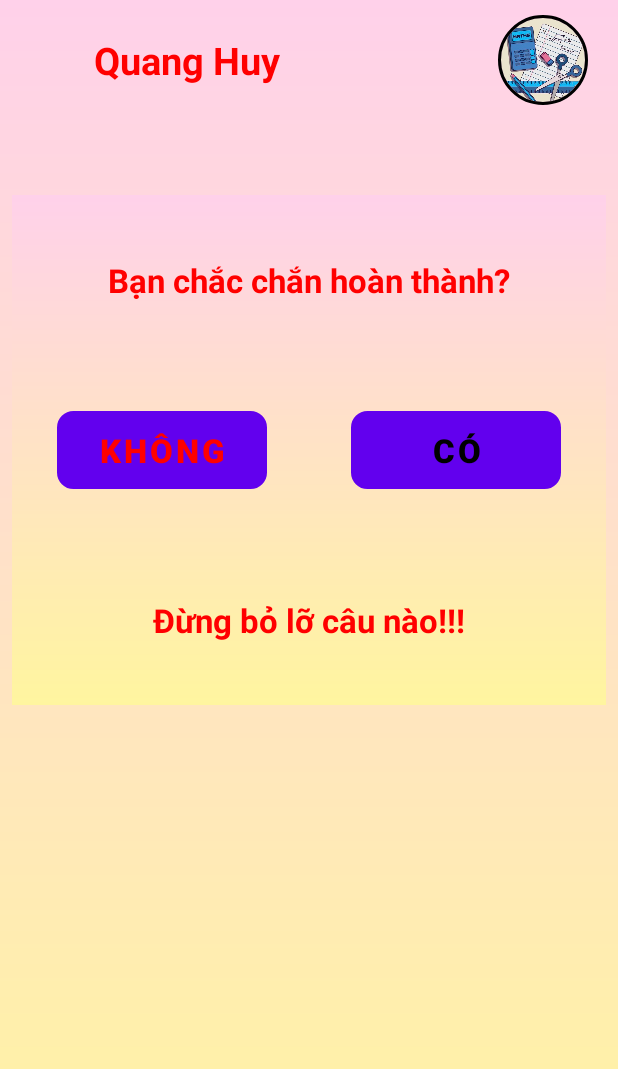
After one commit to DOANCONGPHU/KnowItAll, an Android app: the layout first_complete_layout.xml on its own in the app's theme, with its tools: preview values and no code run, on a phone screen of 412 x 824 dp. The commit adds this screen. Shown: the top 1069 px of the screen. Run offline under Robolectric (Android 15) with nearby library versions, the phone set to English and light mode, and no system bars.

Commit message:
add layout complete

```diff
--- /dev/null
+++ b/app/src/main/res/drawable/circular_background.xml
@@ -0,0 +1,6 @@
+<?xml version="1.0" encoding="utf-8"?>
+<shape xmlns:android="http://schemas.android.com/apk/res/android"
+    android:shape="oval">
+    <solid android:color="#FFFFFF" />
+    <corners android:radius="30dp" />
+</shape>
--- /dev/null
+++ b/app/src/main/res/layout/first_complete_layout.xml
@@ -0,0 +1,120 @@
+<?xml version="1.0" encoding="utf-8"?>
+<androidx.constraintlayout.widget.ConstraintLayout xmlns:android="http://schemas.android.com/apk/res/android"
+    xmlns:app="http://schemas.android.com/apk/res-auto"
+    android:layout_width="match_parent"
+    android:layout_height="match_parent"
+    android:background="@drawable/gradient_background_test">
+
+    <LinearLayout
+        android:id="@+id/linearLayout2"
+        android:layout_width="match_parent"
+        android:layout_height="80dp"
+        android:orientation="horizontal"
+        app:layout_constraintEnd_toEndOf="parent"
+        app:layout_constraintStart_toStartOf="parent"
+        app:layout_constraintTop_toTopOf="10dp">
+
+        <TextView
+            android:id="@+id/tv_name_complete"
+            android:layout_width="250dp"
+            android:layout_height="match_parent"
+            android:gravity="center"
+            android:text="Quang Huy"
+            android:textStyle="bold"
+            android:textColor="@color/red"
+            android:textSize="25dp" />
+
+        <Space
+            android:layout_width="0dp"
+            android:layout_height="wrap_content"
+            android:layout_weight="1" />
+
+        <de.hdodenhof.circleimageview.CircleImageView
+            xmlns:app="http://schemas.android.com/apk/res-auto"
+            android:id="@+id/profile_image"
+            android:layout_width="60dp"
+            android:layout_height="60dp"
+            android:layout_marginTop="10dp"
+            android:layout_marginRight="20dp"
+            android:src="@drawable/logo2_app"
+            app:civ_border_width="2dp"
+            app:civ_border_color="#FF000000"/>
+
+    </LinearLayout>
+
+    <LinearLayout
+        android:layout_width="match_parent"
+        android:layout_height="340dp"
+        android:layout_marginStart="8dp"
+        android:layout_marginTop="600dp"
+        android:layout_marginEnd="8dp"
+        android:background="@drawable/gradient_background_test"
+        android:orientation="vertical"
+        app:layout_constraintBottom_toTopOf="@+id/linearLayout2"
+        app:layout_constraintEnd_toEndOf="parent"
+        app:layout_constraintStart_toStartOf="parent"
+        app:layout_constraintTop_toTopOf="parent">
+
+        <TextView
+            android:id="@+id/textView7"
+            android:layout_width="match_parent"
+            android:layout_height="40dp"
+            android:layout_weight="1"
+            android:gravity="center"
+            android:text="Bạn chắc chắn hoàn thành?"
+            android:textColor="@color/red"
+            android:textSize="22sp"
+            android:textStyle="bold" />
+
+        <LinearLayout
+            android:layout_width="match_parent"
+            android:layout_height="40dp"
+            android:layout_weight="1"
+            android:gravity="center"
+            android:layout_marginLeft="30dp"
+            android:layout_marginRight="30dp"
+            android:orientation="horizontal">
+
+            <Button
+                android:id="@+id/btn_no_complete"
+                android:layout_width="140dp"
+                android:layout_height="52dp"
+                android:background="@drawable/radius_btn_test"
+                android:backgroundTint="@color/white"
+                android:text="Không"
+                android:textColor="@color/red"
+                android:textSize="22sp"
+                android:textStyle="bold" />
+
+            <Space
+                android:layout_width="0dp"
+                android:layout_height="wrap_content"
+                android:layout_weight="1" />
+
+            <Button
+                android:id="@+id/btn_yes_complete"
+                android:layout_width="140dp"
+                android:layout_height="52dp"
+                android:background="@drawable/radius_btn_test"
+                android:backgroundTint="@color/white"
+                android:text="Có"
+                android:textColor="@color/black"
+                android:textSize="22sp"
+                android:textStyle="bold" />
+
+        </LinearLayout>
+
+        <TextView
+            android:id="@+id/textView4"
+            android:layout_width="match_parent"
+            android:layout_height="40dp"
+            android:layout_weight="1"
+            android:gravity="center"
+            android:text="Đừng bỏ lỡ câu nào!!!"
+            android:textColor="@color/red"
+            android:textSize="22sp"
+            android:textStyle="bold" />
+
+    </LinearLayout>
+
+</androidx.constraintlayout.widget.ConstraintLayout>
--- a/app/src/main/res/values/colors.xml
+++ b/app/src/main/res/values/colors.xml
@@ -13,4 +13,5 @@
     <color name="pink">#FF4B6D</color>
     <color name="pink_q">#FFC9D3</color>
     <color name="pink_p">#FFDBe2</color>
+    <color name="red">#FF0000</color>
 </resources>
```
